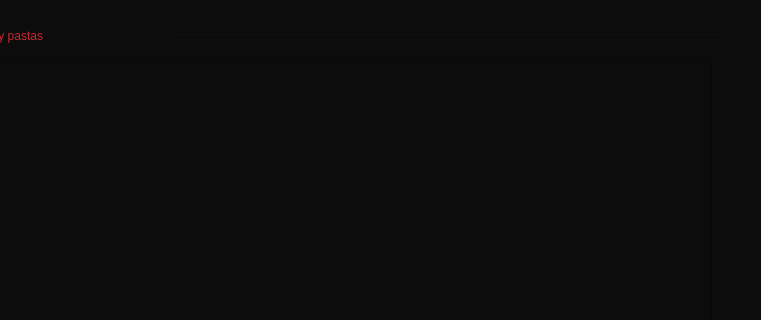
Qt form Restaurante/Mesero/principal_mesero.ui (camvaz/restaurante-ihc) before a commit; both pictures show x 139 to 900 and y 0 to 320 of the 900 by 600 pixel window.
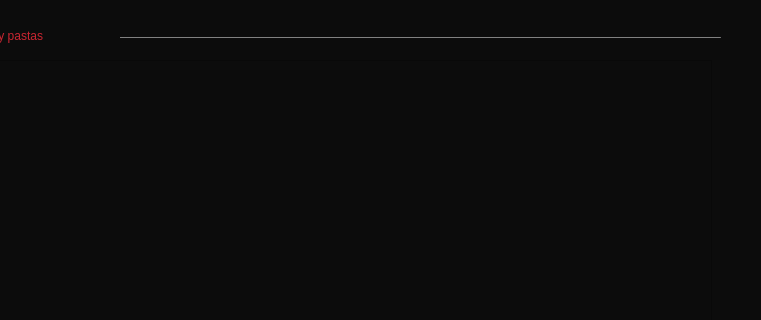
The same form after that commit. The open tabs and pages were chosen to show the change.

Patch:
```diff
--- a/Restaurante/Mesero/principal_mesero.ui
+++ b/Restaurante/Mesero/principal_mesero.ui
@@ -1210,12 +1210,15 @@
      <widget class="Line" name="line_7">
       <property name="geometry">
        <rect>
-        <x>210</x>
-        <y>30</y>
-        <width>550</width>
-        <height>16</height>
+        <x>159</x>
+        <y>37</y>
+        <width>601</width>
+        <height>1</height>
        </rect>
       </property>
+      <property name="styleSheet">
+       <string notr="true">background-color:#707070;</string>
+      </property>
       <property name="orientation">
        <enum>Qt::Horizontal</enum>
       </property>
```
Left out of the diff: 46 changed lines with no effect on the pictures.
